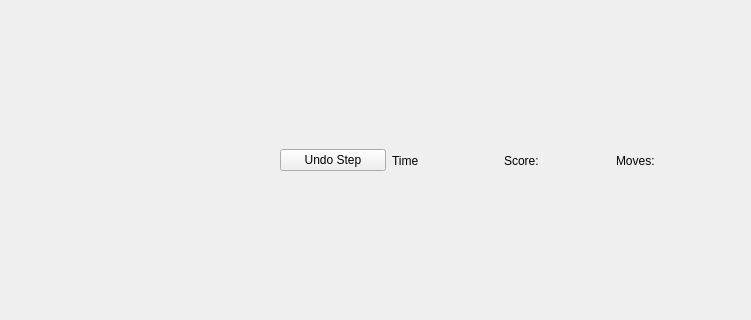
Above: GameWindow.ui from iUltimateLP/solitaire before the change; both pictures show x 449 to 1200 and y 258 to 578 of the 1200 by 850 pixel window. Below: the same form after it.
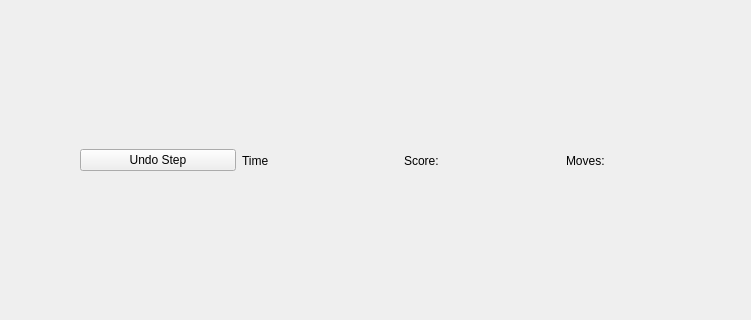
That is the form after the change.

The edit to the form file:
```diff
--- a/GameWindow.ui
+++ b/GameWindow.ui
@@ -29,7 +29,7 @@
          <enum>QLayout::SetDefaultConstraint</enum>
         </property>
         <property name="leftMargin">
-         <number>700</number>
+         <number>500</number>
         </property>
         <property name="topMargin">
          <number>10</number>
```
